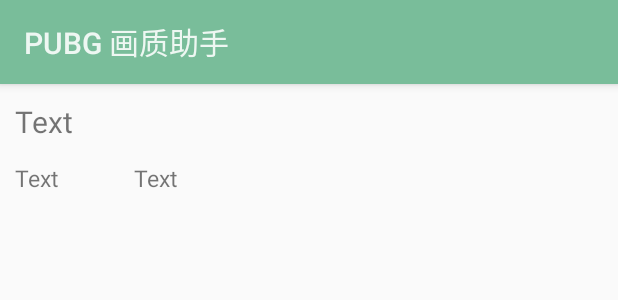
After one commit to xtiii/pubg_p, an Android app: the layout list.xml on its own in the app's theme, with its tools: preview values and no code run, on a phone screen of 412 x 824 dp. The commit adds this screen. Shown: the top 300 px of the screen. Run offline under Robolectric (Android 15) with nearby library versions, the phone set to English and light mode, and no system bars; network calls fail.

Commit message:
基本功能已经全部添加 v0.3_beta

```diff
--- a/app/src/main/AndroidManifest.xml
+++ b/app/src/main/AndroidManifest.xml
@@ -3,6 +3,9 @@
 	xmlns:android="http://schemas.android.com/apk/res/android"
 	package="com.xtpic.pubg">
 	<uses-permission android:name="android.permission.INTERNET"/>
+	<uses-permission android:name="android.permission.WRITE_EXTERNAL_STORAGE"/>
+	<uses-permission android:name="android.permission.READ_EXTERNAL_STORAGE"/>
+	<uses-permission android:name="android.permission.MOUNT_UNMOUNT_FILESYSTEMS"/>
 	<application
 		android:allowBackup="true"
 		android:icon="@drawable/ic_launcher"
@@ -19,5 +22,8 @@
 		<activity
 			android:name=".About_us"
 			android:label="@string/About_us"/>
+		<activity
+			android:name=".Picture"
+			android:label="@string/Picture"/>
 	</application>
 </manifest>
--- a/app/src/main/res/layout/activity_main.xml
+++ b/app/src/main/res/layout/activity_main.xml
@@ -12,7 +12,7 @@
 		android:id="@+id/swipe">
 
 		<ListView
-			android:id="@+id/content"
+			android:id="@+id/listview"
 			android:layout_width="match_parent"
 			android:layout_height="match_parent" />
 
--- /dev/null
+++ b/app/src/main/res/layout/list.xml
@@ -0,0 +1,55 @@
+<?xml version="1.0" encoding="utf-8"?>
+<LinearLayout
+	xmlns:android="http://schemas.android.com/apk/res/android"
+	android:layout_width="match_parent"
+	android:layout_height="match_parent"
+	android:orientation="vertical">
+
+	<LinearLayout
+		android:orientation="vertical"
+		android:layout_width="match_parent"
+		android:layout_height="75dp">
+
+		<LinearLayout
+			android:orientation="vertical"
+			android:layout_width="match_parent"
+			android:layout_height="50dp"
+			android:gravity="center_vertical">
+
+			<TextView
+				android:layout_width="wrap_content"
+				android:layout_height="wrap_content"
+				android:text="Text"
+				android:textSize="20sp"
+				android:layout_marginLeft="10dp"
+				android:id="@+id/titles"/>
+
+		</LinearLayout>
+
+		<LinearLayout
+			android:orientation="horizontal"
+			android:layout_width="match_parent"
+			android:layout_height="match_parent"
+			android:gravity="center_vertical">
+
+			<TextView
+				android:layout_width="wrap_content"
+				android:layout_height="wrap_content"
+				android:text="Text"
+				android:textSize="15sp"
+				android:layout_marginLeft="10dp"
+				android:id="@+id/ids"/>
+
+			<TextView
+				android:layout_width="wrap_content"
+				android:layout_height="wrap_content"
+				android:text="Text"
+				android:textSize="15sp"
+				android:layout_marginLeft="50dp"
+				android:id="@+id/dates"/>
+
+		</LinearLayout>
+
+	</LinearLayout>
+
+</LinearLayout>
--- a/app/src/main/res/values/strings.xml
+++ b/app/src/main/res/values/strings.xml
@@ -5,5 +5,6 @@
 	<string name="About_us">关于我们</string>
     <string name="hello_world">Hello world!</string>
 	<string name="Check_update">检查更新</string>
+	<string name="Picture">画质配置</string>
 
 </resources>
```
Also changed, not shown: app/src/main/java/com/xtpic/pubg/MainActivity.java (+176 -15 lines), app/src/main/java/com/xtpic/pubg/Picture.java (added, +176 -0 lines), app/src/main/res/layout/main.xml (deleted, +0 -9 lines), app/src/main/res/layout/quality_allocation.xml (added, +53 -0 lines).
